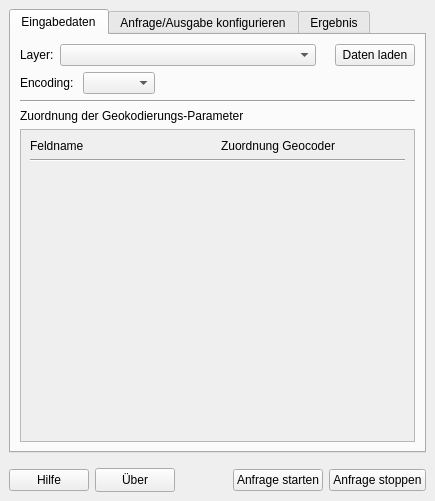
Qt form interface/ui/main_dockwidget.ui (de-bkg/qgis-geocoder) before a commit.
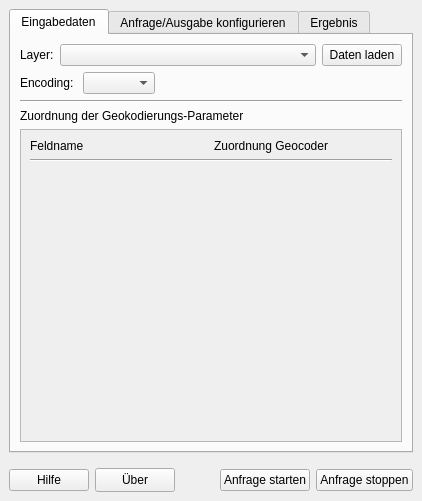
The same form after that commit. Icons and pictures are not drawn. Custom widgets are drawn as their Qt base class.

What changed in the file:
```diff
--- a/interface/ui/main_dockwidget.ui
+++ b/interface/ui/main_dockwidget.ui
@@ -6,7 +6,7 @@
    <rect>
     <x>0</x>
     <y>0</y>
-    <width>435</width>
+    <width>394</width>
     <height>501</height>
    </rect>
   </property>
@@ -278,7 +278,7 @@
                <rect>
                 <x>0</x>
                 <y>0</y>
-                <width>391</width>
+                <width>350</width>
                 <height>290</height>
                </rect>
               </property>
```
Left out of the diff: 2 changed lines with no effect on the pictures.
